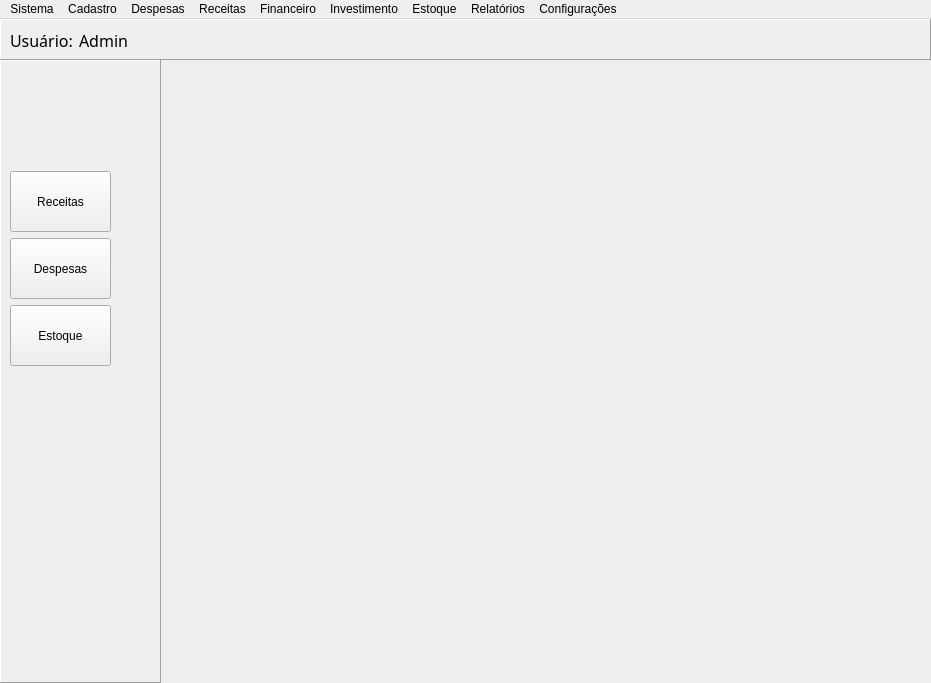
The window that ui/MainWindow.ui (Locked666/My-Finance-QtDesigner) describes before a commit, drawn with Qt 5.
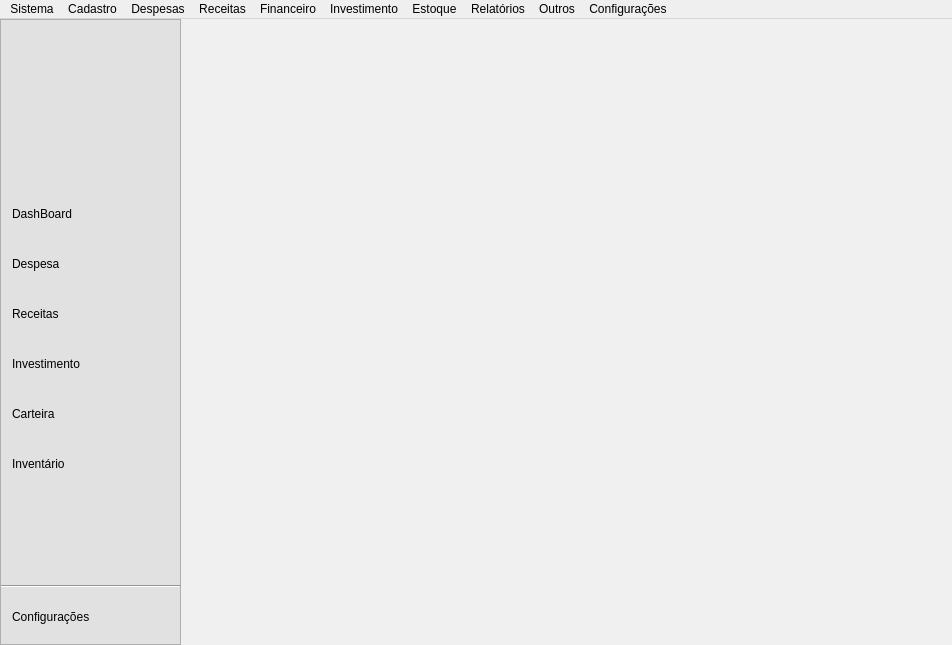
The same window after the commit. Icons and pictures are not drawn.

Patch:
```diff
--- a/ui/MainWindow.ui
+++ b/ui/MainWindow.ui
@@ -9,8 +9,8 @@
    <rect>
     <x>0</x>
     <y>0</y>
-    <width>931</width>
-    <height>683</height>
+    <width>952</width>
+    <height>645</height>
    </rect>
   </property>
   <property name="windowTitle">
@@ -26,7 +26,7 @@
    <bool>false</bool>
   </property>
   <widget class="QWidget" name="centralwidget">
-   <layout class="QVBoxLayout" name="verticalLayout">
+   <layout class="QHBoxLayout" name="horizontalLayout">
     <property name="spacing">
      <number>0</number>
     </property>
@@ -43,157 +43,559 @@
      <number>0</number>
     </property>
     <item>
-     <widget class="QFrame" name="frmTop">
+     <widget class="QFrame" name="frame">
       <property name="minimumSize">
        <size>
-        <width>931</width>
-        <height>41</height>
+        <width>181</width>
+        <height>0</height>
        </size>
       </property>
       <property name="maximumSize">
        <size>
-        <width>16777215</width>
-        <height>41</height>
+        <width>155</width>
+        <height>16777215</height>
        </size>
       </property>
       <property name="font">
        <font>
-        <family>Segoe UI Black</family>
-        <pointsize>12</pointsize>
-        <weight>10</weight>
+        <family>Segoe UI</family>
+        <pointsize>13</pointsize>
+        <weight>13</weight>
         <italic>false</italic>
         <bold>false</bold>
        </font>
       </property>
       <property name="styleSheet">
-       <string notr="true">font: 87 12pt &quot;Segoe UI Black&quot;;</string>
+       <string notr="true">font: 110 13pt &quot;Segoe UI&quot;;
+background-color: rgb(225, 225, 225);
+text-align: left;
+</string>
       </property>
       <property name="frameShape">
-       <enum>QFrame::Panel</enum>
+       <enum>QFrame::StyledPanel</enum>
       </property>
       <property name="frameShadow">
        <enum>QFrame::Raised</enum>
       </property>
-      <widget class="QWidget" name="layoutWidget">
-       <property name="geometry">
-        <rect>
-         <x>10</x>
-         <y>10</y>
-         <width>126</width>
-         <height>23</height>
-        </rect>
+      <layout class="QVBoxLayout" name="verticalLayout">
+       <property name="spacing">
+        <number>9</number>
        </property>
-       <layout class="QHBoxLayout" name="horizontalLayout">
-        <item>
-         <widget class="QLabel" name="label">
-          <property name="text">
-           <string>Usuário:</string>
+       <property name="leftMargin">
+        <number>0</number>
+       </property>
+       <property name="topMargin">
+        <number>0</number>
+       </property>
+       <property name="rightMargin">
+        <number>0</number>
+       </property>
+       <property name="bottomMargin">
+        <number>6</number>
+       </property>
+       <item>
+        <widget class="QFrame" name="frame_2">
+         <property name="minimumSize">
+          <size>
+           <width>0</width>
+           <height>164</height>
+          </size>
+         </property>
+         <property name="maximumSize">
+          <size>
+           <width>16777215</width>
+           <height>131</height>
+          </size>
+         </property>
+         <property name="frameShape">
+          <enum>QFrame::NoFrame</enum>
+         </property>
+         <property name="frameShadow">
+          <enum>QFrame::Raised</enum>
+         </property>
+         <layout class="QVBoxLayout" name="verticalLayout_2">
+          <property name="spacing">
+           <number>0</number>
           </property>
-         </widget>
-        </item>
-        <item>
-         <widget class="QLabel" name="label_2">
-          <property name="text">
-           <string>Admin</string>
+          <property name="leftMargin">
+           <number>0</number>
           </property>
-         </widget>
-        </item>
-       </layout>
-      </widget>
+          <property name="topMargin">
+           <number>0</number>
+          </property>
+          <property name="rightMargin">
+           <number>15</number>
+          </property>
+          <property name="bottomMargin">
+           <number>10</number>
+          </property>
+          <item>
+           <widget class="QLabel" name="label">
+            <property name="text">
+             <string>&lt;html&gt;&lt;head/&gt;&lt;body&gt;&lt;p&gt;&lt;img src=&quot;:/icons/image_prin.png&quot;width=&quot;200&quot; height=&quot;200&quot;/&gt;&lt;/p&gt;&lt;/body&gt;&lt;/html&gt;</string>
+            </property>
+            <property name="wordWrap">
+             <bool>true</bool>
+            </property>
+           </widget>
+          </item>
+         </layout>
+        </widget>
+       </item>
+       <item>
+        <widget class="QPushButton" name="bnt_left_dashboard">
+         <property name="minimumSize">
+          <size>
+           <width>121</width>
+           <height>41</height>
+          </size>
+         </property>
+         <property name="maximumSize">
+          <size>
+           <width>1000</width>
+           <height>41</height>
+          </size>
+         </property>
+         <property name="cursor">
+          <cursorShape>PointingHandCursor</cursorShape>
+         </property>
+         <property name="focusPolicy">
+          <enum>Qt::NoFocus</enum>
+         </property>
+         <property name="toolTip">
+          <string>&lt;html&gt;&lt;head/&gt;&lt;body&gt;&lt;p&gt;&lt;span style=&quot; font-weight:600; font-style:italic;&quot;&gt;DashBoard...&lt;/span&gt;&lt;/p&gt;&lt;/body&gt;&lt;/html&gt;</string>
+         </property>
+         <property name="layoutDirection">
+          <enum>Qt::LeftToRight</enum>
+         </property>
+         <property name="autoFillBackground">
+          <bool>false</bool>
+         </property>
+         <property name="styleSheet">
+          <string notr="true">padding-left: 10px;</string>
+         </property>
+         <property name="text">
+          <string>DashBoard</string>
+         </property>
+         <property name="icon">
+          <iconset resource="../src/resources/icons.qrc">
+           <normaloff>:/icons/dashboard_dark.png</normaloff>:/icons/dashboard_dark.png</iconset>
+         </property>
+         <property name="iconSize">
+          <size>
+           <width>30</width>
+           <height>30</height>
+          </size>
+         </property>
+         <property name="checkable">
+          <bool>false</bool>
+         </property>
+         <property name="default">
+          <bool>false</bool>
+         </property>
+         <property name="flat">
+          <bool>true</bool>
+         </property>
+        </widget>
+       </item>
+       <item>
+        <widget class="QPushButton" name="bnt_left_despesa">
+         <property name="minimumSize">
+          <size>
+           <width>121</width>
+           <height>41</height>
+          </size>
+         </property>
+         <property name="maximumSize">
+          <size>
+           <width>1000</width>
+           <height>41</height>
+          </size>
+         </property>
+         <property name="cursor">
+          <cursorShape>PointingHandCursor</cursorShape>
+         </property>
+         <property name="acceptDrops">
+          <bool>false</bool>
+         </property>
+         <property name="toolTip">
+          <string notr="true">&lt;html&gt;&lt;head/&gt;&lt;body&gt;&lt;p&gt;&lt;span style=&quot; font-size:11pt; font-weight:600; font-style:italic;&quot;&gt;Despesa...&lt;/span&gt;&lt;/p&gt;&lt;/body&gt;&lt;/html&gt;</string>
+         </property>
+         <property name="autoFillBackground">
+          <bool>false</bool>
+         </property>
+         <property name="styleSheet">
+          <string notr="true">padding-left: 10px;</string>
+         </property>
+         <property name="text">
+          <string>Despesa</string>
+         </property>
+         <property name="icon">
+          <iconset resource="../src/resources/icons.qrc">
+           <normaloff>:/icons/despesa_dark.png</normaloff>:/icons/despesa_dark.png</iconset>
+         </property>
+         <property name="iconSize">
+          <size>
+           <width>35</width>
+           <height>35</height>
+          </size>
+         </property>
+         <property name="checkable">
+          <bool>false</bool>
+         </property>
+         <property name="autoRepeat">
+          <bool>false</bool>
+         </property>
+         <property name="autoExclusive">
+          <bool>false</bool>
+         </property>
+         <property name="default">
+          <bool>false</bool>
+         </property>
+         <property name="flat">
+          <bool>true</bool>
+         </property>
+        </widget>
+       </item>
+       <item>
+        <widget class="QPushButton" name="bnt_left_receitas">
+         <property name="sizePolicy">
+          <sizepolicy hsizetype="Fixed" vsizetype="Fixed">
+           <horstretch>0</horstretch>
+           <verstretch>0</verstretch>
+          </sizepolicy>
+         </property>
+         <property name="minimumSize">
+          <size>
+           <width>121</width>
+           <height>41</height>
+          </size>
+         </property>
+         <property name="maximumSize">
+          <size>
+           <width>1000</width>
+           <height>41</height>
+          </size>
+         </property>
+         <property name="cursor">
+          <cursorShape>PointingHandCursor</cursorShape>
+         </property>
+         <property name="mouseTracking">
+          <bool>false</bool>
+         </property>
+         <property name="contextMenuPolicy">
+          <enum>Qt::DefaultContextMenu</enum>
+         </property>
+         <property name="toolTip">
+          <string>&lt;html&gt;&lt;head/&gt;&lt;body&gt;&lt;p&gt;&lt;span style=&quot; font-size:11pt; font-weight:600; font-style:italic;&quot;&gt;Receita...&lt;/span&gt;&lt;/p&gt;&lt;/body&gt;&lt;/html&gt;</string>
+         </property>
+         <property name="layoutDirection">
+          <enum>Qt::LeftToRight</enum>
+         </property>
+         <property name="autoFillBackground">
+          <bool>false</bool>
+         </property>
+         <property name="styleSheet">
+          <string notr="true">padding-left: 10px;</string>
+         </property>
+         <property name="text">
+          <string>Receitas</string>
+         </property>
+         <property name="icon">
+          <iconset resource="../src/resources/icons.qrc">
+           <normaloff>:/icons/receita_dark.png</normaloff>:/icons/receita_dark.png</iconset>
+         </property>
+         <property name="iconSize">
+          <size>
+           <width>35</width>
+           <height>35</height>
+          </size>
+         </property>
+         <property name="checkable">
+          <bool>false</bool>
+         </property>
+         <property name="default">
+          <bool>false</bool>
+         </property>
+         <property name="flat">
+          <bool>true</bool>
+         </property>
+        </widget>
+       </item>
+       <item>
+        <widget class="QPushButton" name="bnt_left_investimento">
+         <property name="minimumSize">
+          <size>
+           <width>121</width>
+           <height>41</height>
+          </size>
+         </property>
+         <property name="maximumSize">
+          <size>
+           <width>1000</width>
+           <height>41</height>
+          </size>
+         </property>
+         <property name="cursor">
+          <cursorShape>PointingHandCursor</cursorShape>
+         </property>
+         <property name="toolTip">
+          <string>&lt;html&gt;&lt;head/&gt;&lt;body&gt;&lt;p&gt;&lt;span style=&quot; font-size:11pt; font-weight:600; font-style:italic;&quot;&gt;Investimento...&lt;/span&gt;&lt;/p&gt;&lt;/body&gt;&lt;/html&gt;</string>
+         </property>
+         <property name="autoFillBackground">
+          <bool>false</bool>
+         </property>
+         <property name="styleSheet">
+          <string notr="true">padding-left: 10px;</string>
+         </property>
+         <property name="text">
+          <string>Investimento</string>
+         </property>
+         <property name="icon">
+          <iconset resource="../src/resources/icons.qrc">
+           <normaloff>:/icons/investimento_dark.png</normaloff>:/icons/investimento_dark.png</iconset>
+         </property>
+         <property name="iconSize">
+          <size>
+           <width>35</width>
+           <height>35</height>
+          </size>
+         </property>
+         <property name="checkable">
+          <bool>false</bool>
+         </property>
+         <property name="default">
+          <bool>false</bool>
+         </property>
+         <property name="flat">
+          <bool>true</bool>
+         </property>
+        </widget>
+       </item>
+       <item>
+        <widget class="QPushButton" name="bnt_left_carteira">
+         <property name="minimumSize">
+          <size>
+           <width>121</width>
+           <height>41</height>
+          </size>
+         </property>
+         <property name="maximumSize">
+          <size>
+           <width>1000</width>
+           <height>41</height>
+          </size>
+         </property>
+         <property name="cursor">
+          <cursorShape>PointingHandCursor</cursorShape>
+         </property>
+         <property name="toolTip">
+          <string>&lt;html&gt;&lt;head/&gt;&lt;body&gt;&lt;p&gt;&lt;span style=&quot; font-size:11pt; font-weight:600; font-style:italic;&quot;&gt;Carteira...&lt;/span&gt;&lt;/p&gt;&lt;/body&gt;&lt;/html&gt;</string>
+         </property>
+         <property name="autoFillBackground">
+          <bool>false</bool>
+         </property>
+         <property name="styleSheet">
+          <string notr="true">padding-left: 10px;</string>
+         </property>
+         <property name="text">
+          <string>Carteira</string>
+         </property>
+         <property name="icon">
+          <iconset resource="../src/resources/icons.qrc">
+           <normaloff>:/icons/carteira_dark.png</normaloff>:/icons/carteira_dark.png</iconset>
+         </property>
+         <property name="iconSize">
+          <size>
+           <width>35</width>
+           <height>35</height>
+          </size>
+         </property>
+         <property name="checkable">
+          <bool>false</bool>
+         </property>
+         <property name="default">
+          <bool>false</bool>
+         </property>
+         <property name="flat">
+          <bool>true</bool>
+         </property>
+        </widget>
+       </item>
+       <item>
+        <widget class="QPushButton" name="bnt_left_inventario">
+         <property name="minimumSize">
+          <size>
+           <width>121</width>
+           <height>41</height>
+          </size>
+         </property>
+         <property name="maximumSize">
+          <size>
+           <width>1000</width>
+           <height>41</height>
+          </size>
+         </property>
+         <property name="cursor">
+          <cursorShape>PointingHandCursor</cursorShape>
+         </property>
+         <property name="toolTip">
+          <string>&lt;html&gt;&lt;head/&gt;&lt;body&gt;&lt;p&gt;&lt;span style=&quot; font-size:11pt; font-weight:600; font-style:italic;&quot;&gt;Inventário...&lt;/span&gt;&lt;/p&gt;&lt;/body&gt;&lt;/html&gt;</string>
+         </property>
+         <property name="autoFillBackground">
+          <bool>false</bool>
+         </property>
+         <property name="styleSheet">
+          <string notr="true">padding-left: 10px;</string>
+         </property>
+         <property name="text">
+          <string>Inventário</string>
+         </property>
+         <property name="icon">
+          <iconset resource="../src/resources/icons.qrc">
+           <normaloff>:/icons/inventario_dark.png</normaloff>:/icons/inventario_dark.png</iconset>
+         </property>
+         <property name="iconSize">
+          <size>
+           <width>35</width>
+           <height>35</height>
+          </size>
+         </property>
+         <property name="checkable">
+          <bool>false</bool>
+         </property>
+         <property name="default">
+          <bool>false</bool>
+         </property>
+         <property name="flat">
+          <bool>true</bool>
+         </property>
+        </widget>
+       </item>
+       <item>
+        <spacer name="verticalSpacer">
+         <property name="orientation">
+          <enum>Qt::Vertical</enum>
+         </property>
+         <property name="sizeHint" stdset="0">
+          <size>
+           <width>20</width>
+           <height>130</height>
+          </size>
+         </property>
+        </spacer>
+       </item>
+       <item>
+        <widget class="Line" name="line">
+         <property name="orientation">
+          <enum>Qt::Horizontal</enum>
+         </property>
+        </widget>
+       </item>
+       <item>
+        <widget class="QPushButton" name="bnt_left_config">
+         <property name="minimumSize">
+          <size>
+           <width>121</width>
+           <height>41</height>
+          </size>
+         </property>
+         <property name="maximumSize">
+          <size>
+           <width>1000</width>
+           <height>41</height>
+          </size>
+         </property>
+         <property name="cursor">
+          <cursorShape>PointingHandCursor</cursorShape>
+         </property>
+         <property name="toolTip">
+          <string>&lt;html&gt;&lt;head/&gt;&lt;body&gt;&lt;p&gt;&lt;span style=&quot; font-size:11pt; font-weight:600; font-style:italic;&quot;&gt;Configurações...&lt;/span&gt;&lt;/p&gt;&lt;/body&gt;&lt;/html&gt;</string>
+         </property>
+         <property name="autoFillBackground">
+          <bool>false</bool>
+         </property>
+         <property name="styleSheet">
+          <string notr="true">padding-left: 10px;
+border-top: 1px black ;</string>
+         </property>
+         <property name="text">
+          <string>Configurações</string>
+         </property>
+         <property name="icon">
+          <iconset resource="../src/resources/icons.qrc">
+           <normaloff>:/icons/config_dark.png</normaloff>:/icons/config_dark.png</iconset>
+         </property>
+         <property name="iconSize">
+          <size>
+           <width>30</width>
+           <height>30</height>
+          </size>
+         </property>
+         <property name="checkable">
+          <bool>false</bool>
+         </property>
+         <property name="default">
+          <bool>false</bool>
+         </property>
+         <property name="flat">
+          <bool>true</bool>
+         </property>
+        </widget>
+       </item>
+      </layout>
      </widget>
     </item>
     <item>
-     <widget class="QFrame" name="frmLeft">
-      <property name="minimumSize">
-       <size>
-        <width>131</width>
-        <height>621</height>
-       </size>
-      </property>
-      <property name="maximumSize">
-       <size>
-        <width>161</width>
-        <height>16777215</height>
-       </size>
-      </property>
+     <widget class="QMdiArea" name="mdi_center">
       <property name="styleSheet">
-       <string notr="true">font: 87 12pt &quot;Segoe UI Black&quot;;</string>
+       <string notr="true">background-color: rgb(240, 240, 240);</string>
       </property>
       <property name="frameShape">
-       <enum>QFrame::Panel</enum>
+       <enum>QFrame::NoFrame</enum>
       </property>
       <property name="frameShadow">
-       <enum>QFrame::Raised</enum>
+       <enum>QFrame::Plain</enum>
       </property>
-      <widget class="QWidget" name="layoutWidget">
-       <property name="geometry">
-        <rect>
-         <x>10</x>
-         <y>111</y>
-         <width>103</width>
-         <height>197</height>
-        </rect>
-       </property>
-       <layout class="QVBoxLayout" name="verticalLayout_2">
-        <item>
-         <widget class="QPushButton" name="pushButton">
-          <property name="minimumSize">
-           <size>
-            <width>101</width>
-            <height>61</height>
-           </size>
-          </property>
-          <property name="maximumSize">
-           <size>
-            <width>101</width>
-            <height>61</height>
-           </size>
-          </property>
-          <property name="text">
-           <string>Receitas</string>
-          </property>
-         </widget>
-        </item>
-        <item>
-         <widget class="QPushButton" name="pushButton_2">
-          <property name="minimumSize">
-           <size>
-            <width>101</width>
-            <height>61</height>
-           </size>
-          </property>
-          <property name="maximumSize">
-           <size>
-            <width>101</width>
-            <height>61</height>
-           </size>
-          </property>
-          <property name="text">
-           <string>Despesas</string>
-          </property>
-         </widget>
-        </item>
-        <item>
-         <widget class="QPushButton" name="pushButton_3">
-          <property name="minimumSize">
-           <size>
-            <width>101</width>
-            <height>61</height>
-           </size>
-          </property>
-          <property name="maximumSize">
-           <size>
-            <width>101</width>
-            <height>61</height>
-           </size>
-          </property>
-          <property name="text">
-           <string>Estoque</string>
-          </property>
-         </widget>
-        </item>
-       </layout>
-      </widget>
+      <property name="lineWidth">
+       <number>0</number>
+      </property>
+      <property name="verticalScrollBarPolicy">
+       <enum>Qt::ScrollBarAsNeeded</enum>
+      </property>
+      <property name="horizontalScrollBarPolicy">
+       <enum>Qt::ScrollBarAsNeeded</enum>
+      </property>
+      <property name="sizeAdjustPolicy">
+       <enum>QAbstractScrollArea::AdjustToContentsOnFirstShow</enum>
+      </property>
+      <property name="background">
+       <brush brushstyle="NoBrush">
+        <color alpha="0">
+         <red>0</red>
+         <green>0</green>
+         <blue>0</blue>
+        </color>
+       </brush>
+      </property>
+      <property name="activationOrder">
+       <enum>QMdiArea::ActivationHistoryOrder</enum>
+      </property>
+      <property name="viewMode">
+       <enum>QMdiArea::SubWindowView</enum>
+      </property>
+      <property name="documentMode">
+       <bool>true</bool>
+      </property>
+      <property name="tabsClosable">
+       <bool>false</bool>
+      </property>
+      <property name="tabsMovable">
+       <bool>false</bool>
+      </property>
+      <property name="tabPosition">
+       <enum>QTabWidget::South</enum>
+      </property>
      </widget>
     </item>
    </layout>
@@ -203,7 +605,7 @@
     <rect>
      <x>0</x>
      <y>0</y>
-     <width>931</width>
+     <width>952</width>
      <height>21</height>
     </rect>
    </property>
@@ -348,6 +750,18 @@
     </property>
     <addaction name="actionMovimenta_o_2"/>
    </widget>
+   <widget class="QMenu" name="menuOutros">
+    <property name="title">
+     <string>Outros</string>
+    </property>
+    <widget class="QMenu" name="menuEntregas">
+     <property name="title">
+      <string>Entregas</string>
+     </property>
+     <addaction name="actionLancarDia"/>
+    </widget>
+    <addaction name="menuEntregas"/>
+   </widget>
    <addaction name="menuSistema"/>
    <addaction name="menuCadastro"/>
    <addaction name="menuDespesa"/>
@@ -356,6 +770,7 @@
    <addaction name="menuInvestimento"/>
    <addaction name="menuEstoque"/>
    <addaction name="menuRelatorios"/>
+   <addaction name="menuOutros"/>
    <addaction name="menuConfiguracoes"/>
   </widget>
   <action name="actionReceitas">
```
Left out of the diff: 13 changed lines with no effect on the pictures.
